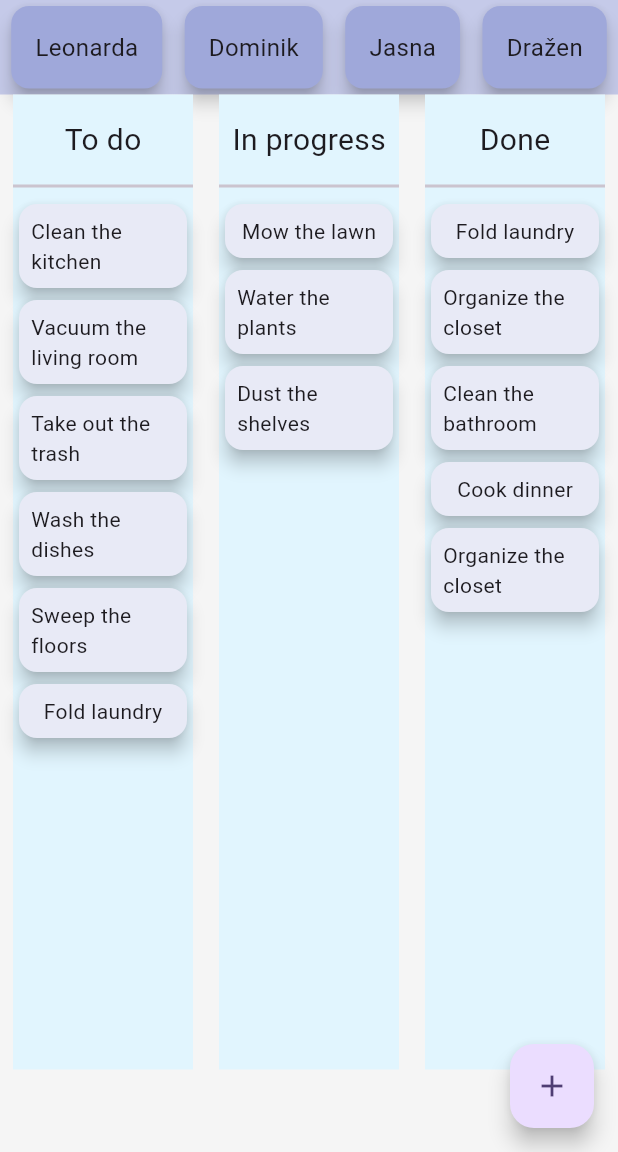
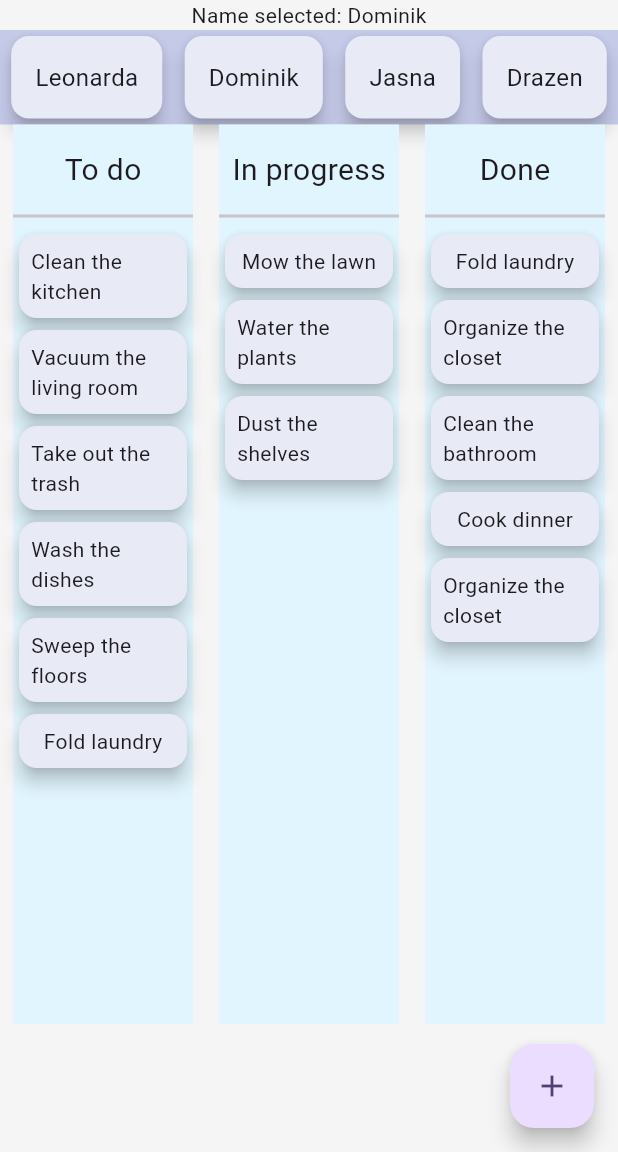
Before and after one commit to dominikdoric/house-work-app, a Flutter app: the screen it shows after launch, after a tap on "Dominik", on a phone screen of 412 x 824 dp, the part 84-1236 px from its top. Run offline on Flutter 3.47's test engine with Material 2 defaults, Android fonts, the phone set to English and light mode, and no system bars; our stand-ins replace firebase_core, freezed_annotation, get_it, injectable; accounts and stored records are empty.

Commit message:
State management for tracking which member is clicked implemented

```diff
--- a/house_work_app/lib/presentation/screens/homeScreen/home_screen_view.dart
+++ b/house_work_app/lib/presentation/screens/homeScreen/home_screen_view.dart
@@ -10,11 +10,11 @@ class HomeScreenView extends StatefulWidget {
 }
 
 class _HomeScreenViewState extends State<HomeScreenView> {
-  bool isSelected = false;
+  String nameSelected = 'Leonarda';
 
-  void toggleSelection(bool newValue) {
+  void setNameSelected(String newName) {
     setState(() {
-      isSelected = newValue;
+      nameSelected = newName;
     });
   }
 
@@ -24,9 +24,10 @@ class _HomeScreenViewState extends State<HomeScreenView> {
       color: Colors.grey.shade100,
       child: Column(
         children: [
+          Text('Name selected: $nameSelected'),
           HeaderMemberSelector(
-            isSelected: isSelected,
-            onToggle: toggleSelection,
+            nameSelected: nameSelected,
+            setNameSelected: setNameSelected,
           ),
           ChoresBoard(),
         ],
--- a/house_work_app/lib/presentation/screens/homeScreen/widgets/chores_board.dart
+++ b/house_work_app/lib/presentation/screens/homeScreen/widgets/chores_board.dart
@@ -33,7 +33,7 @@ class ChoresBoard extends StatelessWidget {
   @override
   Widget build(BuildContext context) {
     return SizedBox(
-      height: 650.0,
+      height: 600.0,
       child: Row(
         mainAxisAlignment: MainAxisAlignment.spaceAround,
         children: [
--- a/house_work_app/lib/presentation/screens/homeScreen/widgets/header_member_selector.dart
+++ b/house_work_app/lib/presentation/screens/homeScreen/widgets/header_member_selector.dart
@@ -3,12 +3,12 @@ import 'package:house_work_app/presentation/screens/homeScreen/widgets/member_pl
 import 'package:house_work_app/util/strings.dart';
 
 class HeaderMemberSelector extends StatelessWidget {
-  final bool isSelected;
-  final Function(bool) onToggle;
+  final String nameSelected;
+  final Function(String) setNameSelected;
 
   const HeaderMemberSelector({
-    required this.isSelected,
-    required this.onToggle,
+    required this.nameSelected,
+    required this.setNameSelected,
   });
 
   @override
@@ -20,23 +20,23 @@ class HeaderMemberSelector extends StatelessWidget {
         children: [
           MemberPlaceholder(
             name: Strings.leonarda,
-            isSelected: isSelected,
-            onToggle: onToggle,
+            nameSelected: nameSelected,
+            setNameSelected: setNameSelected,
           ),
           MemberPlaceholder(
             name: Strings.dominik,
-            isSelected: isSelected,
-            onToggle: onToggle,
+            nameSelected: nameSelected,
+            setNameSelected: setNameSelected,
           ),
           MemberPlaceholder(
             name: Strings.jasna,
-            isSelected: isSelected,
-            onToggle: onToggle,
+            nameSelected: nameSelected,
+            setNameSelected: setNameSelected,
           ),
           MemberPlaceholder(
             name: Strings.drazen,
-            isSelected: isSelected,
-            onToggle: onToggle,
+            nameSelected: nameSelected,
+            setNameSelected: setNameSelected,
           ),
         ],
       ),
--- a/house_work_app/lib/presentation/screens/homeScreen/widgets/member_placeholder.dart
+++ b/house_work_app/lib/presentation/screens/homeScreen/widgets/member_placeholder.dart
@@ -4,27 +4,35 @@ import 'package:house_work_app/util/dimensions.dart';
 
 class MemberPlaceholder extends StatelessWidget {
   final String name;
-  final bool isSelected;
-  final Function(bool) onToggle;
+  final String nameSelected;
+  final Function(String) setNameSelected;
 
   const MemberPlaceholder({
     required this.name,
-    required this.isSelected,
-    required this.onToggle,
+    required this.nameSelected,
+    required this.setNameSelected,
   });
 
   @override
   Widget build(BuildContext context) {
     return InkWell(
       onTap: () {
-        onToggle(!isSelected);
+        switch (name) {
+          case 'Leonarda':
+            setNameSelected('Leonarda');
+          case 'Dominik':
+            setNameSelected('Dominik');
+          case 'Jasna':
+            setNameSelected('Jasna');
+          case 'Drazen':
+            setNameSelected('Drazen');
+        }
       },
       child: Column(
         children: [
           Center(
             child: Card(
-              color:
-                  isSelected ? Colors.indigo.shade200 : Colors.indigo.shade50,
+              color: Colors.indigo.shade50,
               elevation: 5,
               child: Padding(
                 padding: const EdgeInsets.all(Dimensions.paddingSmall),
--- a/house_work_app/lib/util/strings.dart
+++ b/house_work_app/lib/util/strings.dart
@@ -38,7 +38,7 @@ class Strings {
   static const leonarda = 'Leonarda';
   static const dominik = 'Dominik';
   static const jasna = 'Jasna';
-  static const drazen = 'Dražen';
+  static const drazen = 'Drazen';
 
   // Chore
   static const createChore = 'Create new chore here!';
```
